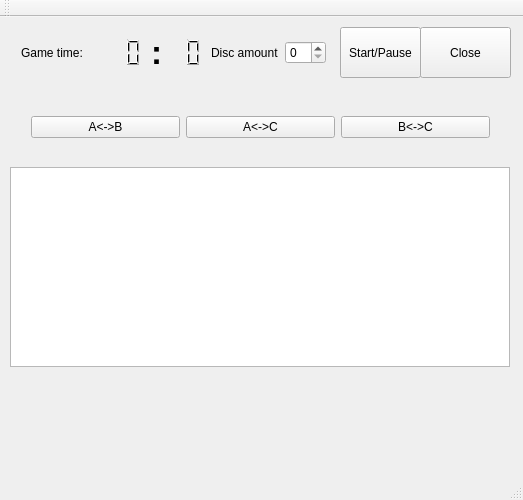
Before: the Qt Designer form student/13/hanoi/mainwindow.ui in markusroman/Ohjelmointi2, drawn with Qt 5.
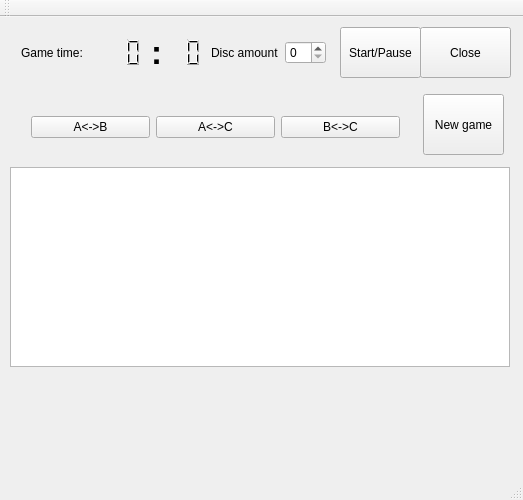
After: the same form once the commit is applied.

Diff of the .ui file:
```diff
--- a/student/13/hanoi/mainwindow.ui
+++ b/student/13/hanoi/mainwindow.ui
@@ -186,7 +186,7 @@
      <rect>
       <x>20</x>
       <y>70</y>
-      <width>481</width>
+      <width>391</width>
       <height>80</height>
      </rect>
     </property>
@@ -227,6 +227,19 @@
      <string>Start/Pause</string>
     </property>
    </widget>
+   <widget class="QPushButton" name="newgameButton">
+    <property name="geometry">
+     <rect>
+      <x>423</x>
+      <y>77</y>
+      <width>81</width>
+      <height>61</height>
+     </rect>
+    </property>
+    <property name="text">
+     <string>New game</string>
+    </property>
+   </widget>
   </widget>
   <widget class="QMenuBar" name="menuBar">
    <property name="geometry">
```
